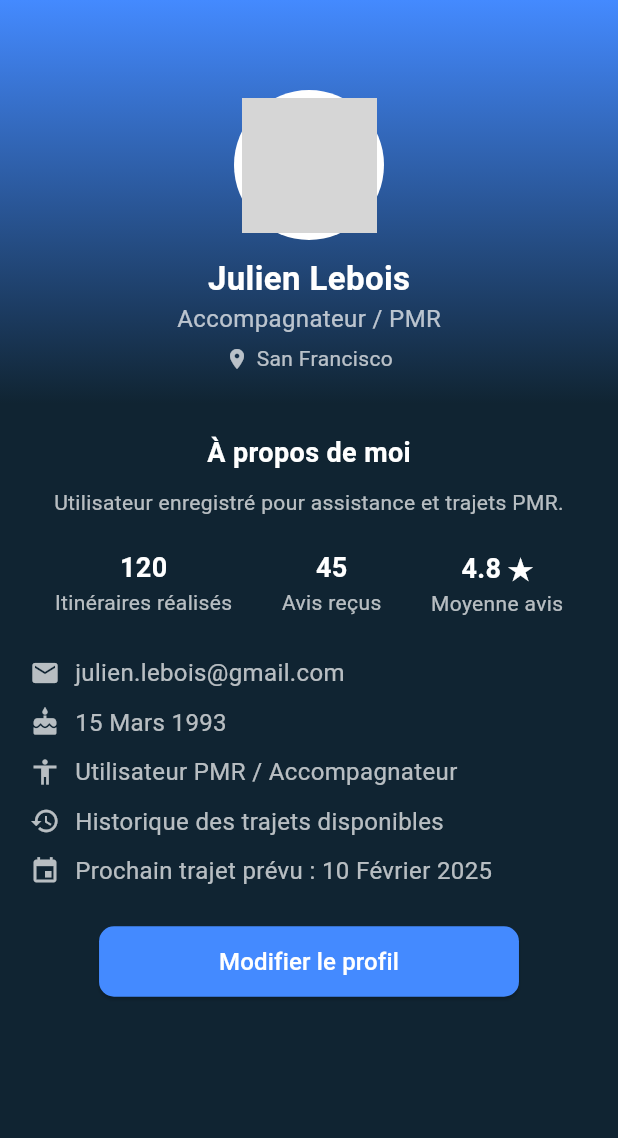
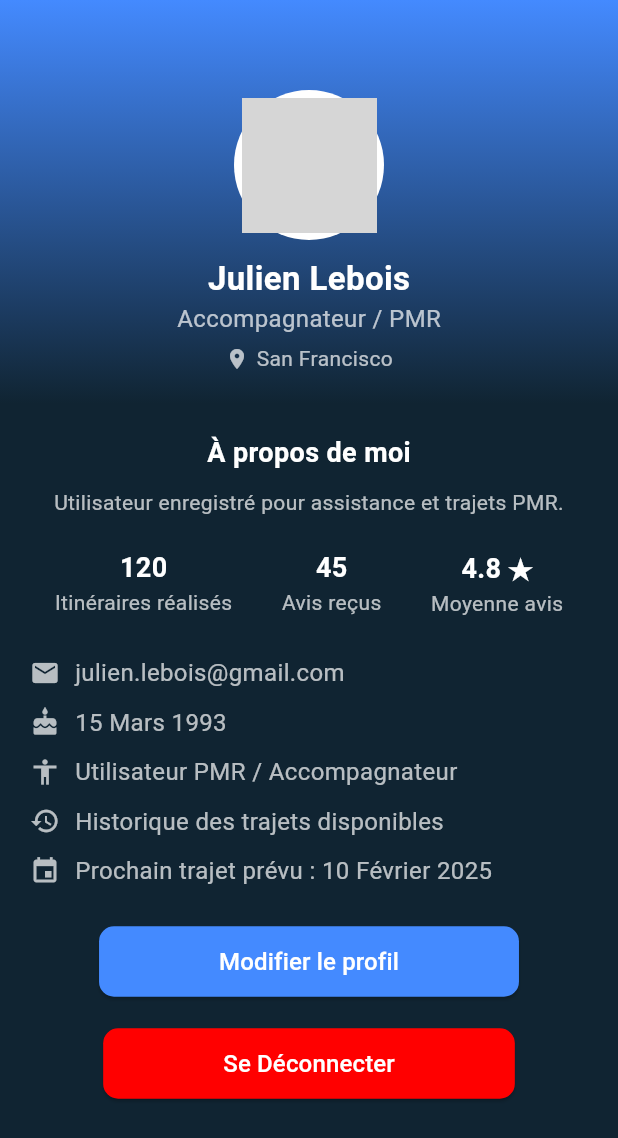
Before and after one commit to Team-SAE5A01/MOBILE_ClientPMR, a Flutter app: the UserProfilePage screen opened directly, on a phone screen of 412 x 824 dp. Shown: the top 1138 px of the screen. Run offline on Flutter 3.47's test engine with Material 3 defaults, Android fonts, the phone set to English and light mode, and no system bars; grey boxes are pictures that could not be loaded.

Commit message:
add logout button in user_profil_page (useful for backend test)

```diff
--- a/lib/features/utilisateur/user_profile_page.dart
+++ b/lib/features/utilisateur/user_profile_page.dart
@@ -1,4 +1,8 @@
 import 'package:flutter/material.dart';
+import 'package:mobilite_pmr/core/app_layout.dart';
+import 'package:mobilite_pmr/features/auth/login_user_page.dart';
+import 'package:mobilite_pmr/features/utilisateur/Page_principal_test.dart';
+import 'package:mobilite_pmr/main.dart';
 
 class UserProfilePage extends StatelessWidget {
   const UserProfilePage({super.key});
@@ -114,6 +118,31 @@ class UserProfilePage extends StatelessWidget {
                       style: TextStyle(fontSize: 16, color: Colors.white),
                     ),
                   ),
+
+
+                  // Bouton de redirection vers la page login
+                  const SizedBox(height: 20),
+                  ElevatedButton(
+                    style: ElevatedButton.styleFrom(
+                      backgroundColor: const Color.fromRGBO(255, 0, 0, 1),
+                      shape: RoundedRectangleBorder(
+                        borderRadius: BorderRadius.circular(10),
+                      ),
+                      padding: const EdgeInsets.symmetric(vertical: 12, horizontal: 80),
+                    ),
+                    onPressed: () {
+                      Navigator.pushReplacement(
+                        context,
+                        MaterialPageRoute(
+                          builder: (context) => const MyApp(),
+                        ),
+                      );
+                    },
+                    child: const Text(
+                      'Se Déconnecter',
+                      style: TextStyle(fontSize: 16, color: Colors.white),
+                    ),
+                  ),
                 ],
               ),
             ),
```
